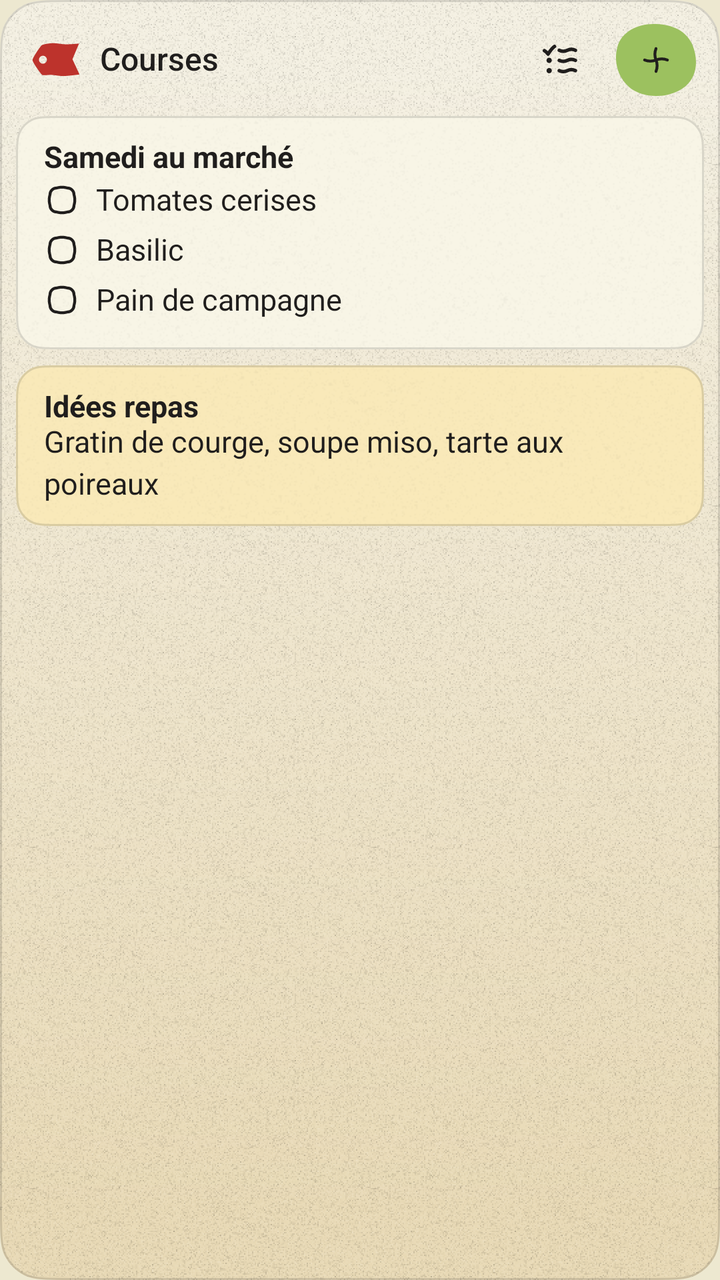
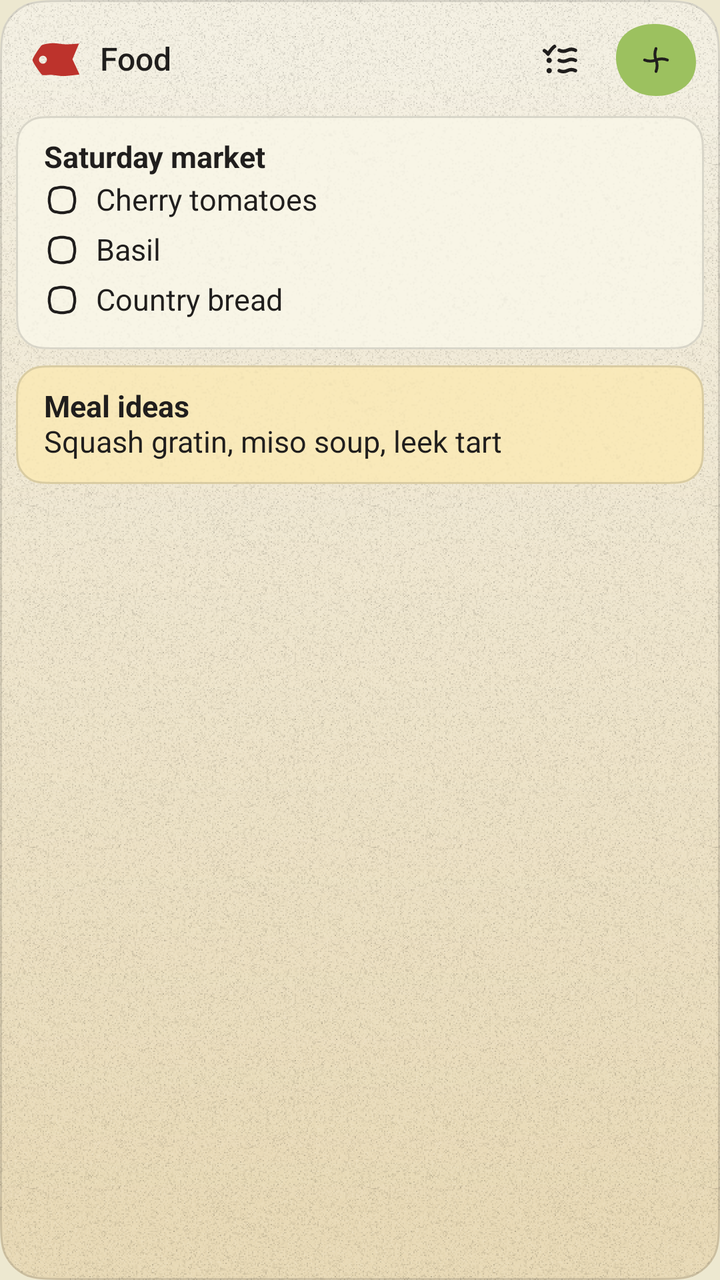

Two renders of the same Android screen: before a commit and after it. Below are the layout's source before the change and the commit's diff.
<!-- AndroidManifest.xml: application theme AppTheme -->
<!-- res/layout/widget_label_preview.xml -->
<?xml version="1.0" encoding="utf-8"?>
<FrameLayout xmlns:android="http://schemas.android.com/apk/res/android" android:layout_width="match_parent" android:layout_height="match_parent" android:background="@drawable/wgen_panel_ground" android:foreground="@drawable/wgen_panel_edge">
    <LinearLayout android:layout_width="match_parent" android:layout_height="match_parent" android:orientation="vertical">
        <LinearLayout android:layout_width="match_parent" android:layout_height="58dp" android:gravity="center_vertical" android:orientation="horizontal" android:paddingStart="16dp" android:paddingTop="6dp" android:paddingEnd="8dp" android:paddingBottom="4dp">
            <ImageView android:layout_width="24dp" android:layout_height="17dp" android:scaleType="fitXY" android:src="@drawable/wgen_tag" android:tint="@color/wgen_pigment_red" />
            <TextView style="@style/WidgetText.Title" android:layout_width="0dp" android:layout_height="wrap_content" android:layout_marginStart="10dp" android:layout_weight="1" android:maxLines="1" android:ellipsize="end" android:text="Courses" />
            <ImageView style="@style/WidgetIconButton.Head" android:src="@drawable/wgen_g_checklist" />
            <FrameLayout android:layout_width="48dp" android:layout_height="48dp">
                <ImageView android:layout_width="40dp" android:layout_height="36dp" android:layout_gravity="center" android:background="@drawable/wgen_capture_1" android:padding="9dp" android:scaleType="fitCenter" android:src="@drawable/wgen_g_plus_on_leaf" />
            </FrameLayout>
        </LinearLayout>
        <LinearLayout android:layout_width="match_parent" android:layout_height="wrap_content" android:orientation="vertical" android:paddingStart="8dp" android:paddingEnd="8dp">
            <FrameLayout android:layout_width="match_parent" android:layout_height="wrap_content" android:background="@drawable/wgen_card_paper" android:foreground="@drawable/wgen_card_edge">
                <FrameLayout android:layout_width="match_parent" android:layout_height="match_parent" android:background="@drawable/wgen_grain_card" />
                <LinearLayout android:layout_width="match_parent" android:layout_height="wrap_content" android:orientation="vertical" android:padding="12dp" android:paddingStart="14dp" android:paddingEnd="14dp">
                    <TextView style="@style/WidgetText.CardTitle" android:layout_width="match_parent" android:layout_height="wrap_content" android:text="Samedi au marché" />
                    <LinearLayout android:layout_width="match_parent" android:layout_height="wrap_content" android:gravity="center_vertical" android:minHeight="25dp" android:orientation="horizontal">
                        <ImageView android:layout_width="18dp" android:layout_height="18dp" android:src="@drawable/wgen_g_box" />
                        <TextView style="@style/WidgetText.Body" android:layout_width="0dp" android:layout_height="wrap_content" android:layout_marginStart="8dp" android:layout_weight="1" android:maxLines="1" android:text="Tomates cerises" />
                    </LinearLayout>
                    <LinearLayout android:layout_width="match_parent" android:layout_height="wrap_content" android:gravity="center_vertical" android:minHeight="25dp" android:orientation="horizontal">
                        <ImageView android:layout_width="18dp" android:layout_height="18dp" android:src="@drawable/wgen_g_box" />
                        <TextView style="@style/WidgetText.Body" android:layout_width="0dp" android:layout_height="wrap_content" android:layout_marginStart="8dp" android:layout_weight="1" android:maxLines="1" android:text="Basilic" />
                    </LinearLayout>
                    <LinearLayout android:layout_width="match_parent" android:layout_height="wrap_content" android:gravity="center_vertical" android:minHeight="25dp" android:orientation="horizontal">
                        <ImageView android:layout_width="18dp" android:layout_height="18dp" android:src="@drawable/wgen_g_box" />
                        <TextView style="@style/WidgetText.Body" android:layout_width="0dp" android:layout_height="wrap_content" android:layout_marginStart="8dp" android:layout_weight="1" android:maxLines="1" android:text="Pain de campagne" />
                    </LinearLayout>
                </LinearLayout>
            </FrameLayout>
            <FrameLayout android:layout_width="match_parent" android:layout_height="wrap_content" android:layout_marginTop="8dp" android:background="@drawable/wgen_card_paper" android:backgroundTint="@color/wgen_wash_yellow" android:foreground="@drawable/wgen_card_edge">
                <FrameLayout android:layout_width="match_parent" android:layout_height="match_parent" android:background="@drawable/wgen_grain_card" />
                <LinearLayout android:layout_width="match_parent" android:layout_height="wrap_content" android:orientation="vertical" android:padding="12dp" android:paddingStart="14dp" android:paddingEnd="14dp">
                    <TextView style="@style/WidgetText.CardTitle" android:layout_width="match_parent" android:layout_height="wrap_content" android:text="Idées repas" />
                    <TextView style="@style/WidgetText.Body" android:layout_width="match_parent" android:layout_height="wrap_content" android:text="Gratin de courge, soupe miso, tarte aux poireaux" />
                </LinearLayout>
            </FrameLayout>
        </LinearLayout>
    </LinearLayout>
</FrameLayout>
<!-- resources referenced by this layout -->
<resources>
  <color name="wgen_pigment_red">#FFBD332C</color>
  <color name="wgen_wash_yellow">#FFF9E9B9</color>
  <!-- drawable wgen_capture_1 (drawable) -->
  <?xml version="1.0" encoding="utf-8"?>
  <selector xmlns:android="http://schemas.android.com/apk/res/android" android:enterFadeDuration="90" android:exitFadeDuration="380">
    <item android:state_pressed="true"><layer-list>
      <item android:drawable="@drawable/wgen_pebble_1_leaf_given"/>
      <item android:drawable="@drawable/wgen_pebble_1_given"/>
    </layer-list></item>
    <item android:drawable="@drawable/wgen_pebble_1_leaf"/>
  </selector>
  <style name="WidgetIconButton.Head">
          <item name="android:padding">13dp</item>
          <item name="android:scaleType">fitCenter</item>
      </style>
  <style name="WidgetText.Body" />
  <style name="WidgetText.CardTitle">
          <item name="android:textStyle">bold</item>
      </style>
  <style name="WidgetText.Title">
          <item name="android:fontFamily">sans-serif-medium</item>
          <item name="android:textSize">16sp</item>
          <item name="android:lineHeight">22sp</item>
      </style>
  <style name="AppTheme" parent="Theme.AppCompat.DayNight.NoActionBar">
          <item name="android:editTextBackground">@drawable/rn_edit_text_material</item>
          <item name="android:windowBackground">@color/window_ground</item>
      </style>
  <!-- drawable wgen_pebble_1_given (drawable) -->
  <?xml version="1.0" encoding="utf-8"?>
  <vector xmlns:android="http://schemas.android.com/apk/res/android" android:width="48dp" android:height="48dp" android:viewportWidth="100" android:viewportHeight="100">
    <path android:pathData="M50.18,0.03 C28.99,-0.42 9.15,11.7 2.58,32.4 C-4.59,54.71 3.56,79.94 23.42,92.59 C43.07,104.72 69.67,101.64 86.01,85.68 C100.87,71.2 103.71,47.96 95.37,28.9 C87.44,10.71 70.38,0.48 50.18,0.03 Z" android:fillColor="@color/wgen_press"/>
  </vector>
  <!-- drawable wgen_pebble_1_leaf (drawable) -->
  <?xml version="1.0" encoding="utf-8"?>
  <vector xmlns:android="http://schemas.android.com/apk/res/android" android:width="48dp" android:height="48dp" android:viewportWidth="100" android:viewportHeight="100">
    <path android:pathData="M50.18,0.07 C28.63,-0.99 7.08,9.67 1.69,32.07 C-3.7,54.48 3.85,80.08 23.24,92.88 C42.63,104.61 70.65,101.41 86.81,86.48 C101.89,72.61 102.97,48.08 95.43,28.87 C87.89,9.67 71.72,1.14 50.18,0.07 Z" android:fillColor="@color/wgen_leaf"/>
  </vector>
  <color name="wgen_hairline">#24201E1D</color>
  <!-- drawable wgen_card_paper_tl (drawable) -->
  <?xml version="1.0" encoding="utf-8"?>
  <vector xmlns:android="http://schemas.android.com/apk/res/android" android:width="22.4dp" android:height="22.4dp" android:viewportWidth="22.4" android:viewportHeight="22.4">
    <group>
      <path android:pathData="M0,22.4 L0,22.4 C0,14.559,0,10.639,1.526,7.644 C2.868,5.01,5.01,2.868,7.644,1.526 C10.639,0,14.559,0,22.4,0 L22.4,22.4 Z" android:fillColor="@color/wgen_paper"/>
    </group>
  </vector>
  <color name="wgen_paper">#FFF8F5E6</color>
  <color name="wgen_ink">#FF201E1D</color>
  <color name="wgen_on_leaf">#FF201E1D</color>
  <color name="window_ground">#EDE8D0</color>
  <color name="wgen_leaf">#FF9CC15F</color>
  <color name="wgen_press">#1A201E1D</color>
  <!-- unchanged entries left out for length: 22 -->
</resources>

<!-- the commit's change to res/layout/widget_label_preview.xml (unified diff, before → after) -->
@@ -1,9 +1,9 @@
 <?xml version="1.0" encoding="utf-8"?>
-<FrameLayout xmlns:android="http://schemas.android.com/apk/res/android" android:layout_width="match_parent" android:layout_height="match_parent" android:background="@drawable/wgen_panel_ground" android:foreground="@drawable/wgen_panel_edge">
+<FrameLayout xmlns:android="http://schemas.android.com/apk/res/android" android:id="@android:id/background" android:clipToOutline="true" android:outlineProvider="bounds" android:layout_width="match_parent" android:layout_height="match_parent" android:background="@drawable/wgen_panel_ground" android:foreground="@drawable/wgen_panel_edge">
     <LinearLayout android:layout_width="match_parent" android:layout_height="match_parent" android:orientation="vertical">
         <LinearLayout android:layout_width="match_parent" android:layout_height="58dp" android:gravity="center_vertical" android:orientation="horizontal" android:paddingStart="16dp" android:paddingTop="6dp" android:paddingEnd="8dp" android:paddingBottom="4dp">
             <ImageView android:layout_width="24dp" android:layout_height="17dp" android:scaleType="fitXY" android:src="@drawable/wgen_tag" android:tint="@color/wgen_pigment_red" />
-            <TextView style="@style/WidgetText.Title" android:layout_width="0dp" android:layout_height="wrap_content" android:layout_marginStart="10dp" android:layout_weight="1" android:maxLines="1" android:ellipsize="end" android:text="Courses" />
+            <TextView style="@style/WidgetText.Title" android:layout_width="0dp" android:layout_height="wrap_content" android:layout_marginStart="10dp" android:layout_weight="1" android:maxLines="1" android:ellipsize="end" android:text="@string/widget_preview_label" />
             <ImageView style="@style/WidgetIconButton.Head" android:src="@drawable/wgen_g_checklist" />
             <FrameLayout android:layout_width="48dp" android:layout_height="48dp">
                 <ImageView android:layout_width="40dp" android:layout_height="36dp" android:layout_gravity="center" android:background="@drawable/wgen_capture_1" android:padding="9dp" android:scaleType="fitCenter" android:src="@drawable/wgen_g_plus_on_leaf" />
@@ -13,26 +13,26 @@
             <FrameLayout android:layout_width="match_parent" android:layout_height="wrap_content" android:background="@drawable/wgen_card_paper" android:foreground="@drawable/wgen_card_edge">
                 <FrameLayout android:layout_width="match_parent" android:layout_height="match_parent" android:background="@drawable/wgen_grain_card" />
                 <LinearLayout android:layout_width="match_parent" android:layout_height="wrap_content" android:orientation="vertical" android:padding="12dp" android:paddingStart="14dp" android:paddingEnd="14dp">
-                    <TextView style="@style/WidgetText.CardTitle" android:layout_width="match_parent" android:layout_height="wrap_content" android:text="Samedi au marché" />
+                    <TextView style="@style/WidgetText.CardTitle" android:layout_width="match_parent" android:layout_height="wrap_content" android:text="@string/widget_preview_market" />
                     <LinearLayout android:layout_width="match_parent" android:layout_height="wrap_content" android:gravity="center_vertical" android:minHeight="25dp" android:orientation="horizontal">
                         <ImageView android:layout_width="18dp" android:layout_height="18dp" android:src="@drawable/wgen_g_box" />
-                        <TextView style="@style/WidgetText.Body" android:layout_width="0dp" android:layout_height="wrap_content" android:layout_marginStart="8dp" android:layout_weight="1" android:maxLines="1" android:text="Tomates cerises" />
+                        <TextView style="@style/WidgetText.Body" android:layout_width="0dp" android:layout_height="wrap_content" android:layout_marginStart="8dp" android:layout_weight="1" android:maxLines="1" android:text="@string/widget_preview_tomatoes" />
                     </LinearLayout>
                     <LinearLayout android:layout_width="match_parent" android:layout_height="wrap_content" android:gravity="center_vertical" android:minHeight="25dp" android:orientation="horizontal">
                         <ImageView android:layout_width="18dp" android:layout_height="18dp" android:src="@drawable/wgen_g_box" />
-                        <TextView style="@style/WidgetText.Body" android:layout_width="0dp" android:layout_height="wrap_content" android:layout_marginStart="8dp" android:layout_weight="1" android:maxLines="1" android:text="Basilic" />
+                        <TextView style="@style/WidgetText.Body" android:layout_width="0dp" android:layout_height="wrap_content" android:layout_marginStart="8dp" android:layout_weight="1" android:maxLines="1" android:text="@string/widget_preview_basil" />
                     </LinearLayout>
                     <LinearLayout android:layout_width="match_parent" android:layout_height="wrap_content" android:gravity="center_vertical" android:minHeight="25dp" android:orientation="horizontal">
                         <ImageView android:layout_width="18dp" android:layout_height="18dp" android:src="@drawable/wgen_g_box" />
-                        <TextView style="@style/WidgetText.Body" android:layout_width="0dp" android:layout_height="wrap_content" android:layout_marginStart="8dp" android:layout_weight="1" android:maxLines="1" android:text="Pain de campagne" />
+                        <TextView style="@style/WidgetText.Body" android:layout_width="0dp" android:layout_height="wrap_content" android:layout_marginStart="8dp" android:layout_weight="1" android:maxLines="1" android:text="@string/widget_preview_bread" />
                     </LinearLayout>
                 </LinearLayout>
             </FrameLayout>
             <FrameLayout android:layout_width="match_parent" android:layout_height="wrap_content" android:layout_marginTop="8dp" android:background="@drawable/wgen_card_paper" android:backgroundTint="@color/wgen_wash_yellow" android:foreground="@drawable/wgen_card_edge">
                 <FrameLayout android:layout_width="match_parent" android:layout_height="match_parent" android:background="@drawable/wgen_grain_card" />
                 <LinearLayout android:layout_width="match_parent" android:layout_height="wrap_content" android:orientation="vertical" android:padding="12dp" android:paddingStart="14dp" android:paddingEnd="14dp">
-                    <TextView style="@style/WidgetText.CardTitle" android:layout_width="match_parent" android:layout_height="wrap_content" android:text="Idées repas" />
-                    <TextView style="@style/WidgetText.Body" android:layout_width="match_parent" android:layout_height="wrap_content" android:text="Gratin de courge, soupe miso, tarte aux poireaux" />
+                    <TextView style="@style/WidgetText.CardTitle" android:layout_width="match_parent" android:layout_height="wrap_content" android:text="@string/widget_preview_meals" />
+                    <TextView style="@style/WidgetText.Body" android:layout_width="match_parent" android:layout_height="wrap_content" android:text="@string/widget_preview_meals_body" />
                 </LinearLayout>
             </FrameLayout>
         </LinearLayout>
<!-- resource entries referenced after the edit -->
@@ -11,6 +11,13 @@
     </layer-list></item>
     <item android:drawable="@drawable/wgen_pebble_1_leaf"/>
   </selector>
+  <string name="widget_preview_basil">Basil</string>
+  <string name="widget_preview_bread">Country bread</string>
+  <string name="widget_preview_label">Food</string>
+  <string name="widget_preview_market">Saturday market</string>
+  <string name="widget_preview_meals">Meal ideas</string>
+  <string name="widget_preview_meals_body">Squash gratin, miso soup, leek tart</string>
+  <string name="widget_preview_tomatoes">Cherry tomatoes</string>
   <style name="WidgetIconButton.Head">
           <item name="android:padding">13dp</item>
           <item name="android:scaleType">fitCenter</item>
